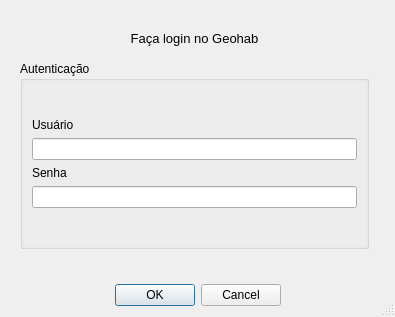
The window that unified_login_dialog_base.ui (maviz991/qgis-geometadata-plugin) describes before a commit, drawn with Qt 5.
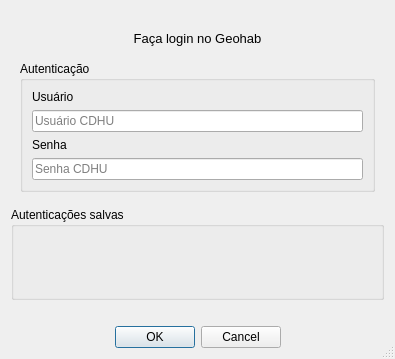
The same window after the commit. Icons and pictures are not drawn.

Commit message: Versão 1.0.1 - Login final

```diff
--- a/unified_login_dialog_base.ui
+++ b/unified_login_dialog_base.ui
@@ -7,7 +7,7 @@
     <x>0</x>
     <y>0</y>
     <width>395</width>
-    <height>317</height>
+    <height>359</height>
    </rect>
   </property>
   <property name="windowTitle">
@@ -19,37 +19,75 @@
   <property name="modal">
    <bool>false</bool>
   </property>
-  <layout class="QGridLayout" name="gridLayout_2">
-   <item row="9" column="0">
-    <spacer name="verticalSpacer">
-     <property name="orientation">
-      <enum>Qt::Vertical</enum>
+  <layout class="QVBoxLayout" name="verticalLayout_2">
+   <item>
+    <widget class="QLabel" name="label_4">
+     <property name="sizePolicy">
+      <sizepolicy hsizetype="Preferred" vsizetype="Fixed">
+       <horstretch>0</horstretch>
+       <verstretch>0</verstretch>
+      </sizepolicy>
      </property>
-     <property name="sizeType">
-      <enum>QSizePolicy::Fixed</enum>
+     <property name="frameShape">
+      <enum>QFrame::NoFrame</enum>
      </property>
-     <property name="sizeHint" stdset="0">
+     <property name="frameShadow">
+      <enum>QFrame::Plain</enum>
+     </property>
+     <property name="lineWidth">
+      <number>1</number>
+     </property>
+     <property name="midLineWidth">
+      <number>0</number>
+     </property>
+     <property name="text">
+      <string/>
+     </property>
+     <property name="pixmap">
+      <pixmap>img/logo.png</pixmap>
+     </property>
+     <property name="scaledContents">
+      <bool>false</bool>
+     </property>
+     <property name="alignment">
+      <set>Qt::AlignCenter</set>
+     </property>
+    </widget>
+   </item>
+   <item>
+    <widget class="QLabel" name="label_3">
+     <property name="sizePolicy">
+      <sizepolicy hsizetype="Expanding" vsizetype="Fixed">
+       <horstretch>0</horstretch>
+       <verstretch>0</verstretch>
+      </sizepolicy>
+     </property>
+     <property name="minimumSize">
       <size>
-       <width>20</width>
-       <height>20</height>
+       <width>0</width>
+       <height>0</height>
       </size>
      </property>
-    </spacer>
-   </item>
-   <item row="11" column="0" colspan="2">
-    <widget class="QDialogButtonBox" name="buttonBox">
-     <property name="orientation">
-      <enum>Qt::Horizontal</enum>
+     <property name="sizeIncrement">
+      <size>
+       <width>0</width>
+       <height>0</height>
+      </size>
      </property>
-     <property name="standardButtons">
-      <set>QDialogButtonBox::Cancel|QDialogButtonBox::Ok</set>
+     <property name="font">
+      <font>
+       <pointsize>10</pointsize>
+      </font>
      </property>
-     <property name="centerButtons">
-      <bool>true</bool>
+     <property name="text">
+      <string>Faça login no Geohab</string>
      </property>
+     <property name="alignment">
+      <set>Qt::AlignCenter</set>
+     </property>
     </widget>
    </item>
-   <item row="3" column="0">
+   <item>
     <widget class="QWidget" name="authContainerWidget" native="true">
      <layout class="QGridLayout" name="gridLayout_3">
       <item row="0" column="0">
@@ -74,7 +112,11 @@
             </widget>
            </item>
            <item row="1" column="0">
-            <widget class="QLineEdit" name="lineEdit"/>
+            <widget class="QLineEdit" name="lineEdit_user">
+             <property name="placeholderText">
+              <string>Usuário CDHU</string>
+             </property>
+            </widget>
            </item>
            <item row="0" column="0">
             <widget class="QLabel" name="label">
@@ -94,6 +136,9 @@
              <property name="echoMode">
               <enum>QLineEdit::Password</enum>
              </property>
+             <property name="placeholderText">
+              <string>Senha CDHU</string>
+             </property>
             </widget>
            </item>
           </layout>
@@ -104,70 +149,50 @@
      </layout>
     </widget>
    </item>
-   <item row="2" column="0">
-    <widget class="QLabel" name="label_3">
-     <property name="sizePolicy">
-      <sizepolicy hsizetype="Expanding" vsizetype="Fixed">
-       <horstretch>0</horstretch>
-       <verstretch>0</verstretch>
-      </sizepolicy>
+   <item>
+    <widget class="QGroupBox" name="saveCredentialsGroup">
+     <property name="title">
+      <string>Autenticações salvas</string>
      </property>
-     <property name="minimumSize">
-      <size>
-       <width>0</width>
-       <height>0</height>
-      </size>
-     </property>
-     <property name="sizeIncrement">
-      <size>
-       <width>0</width>
-       <height>0</height>
-      </size>
-     </property>
-     <property name="font">
-      <font>
-       <pointsize>10</pointsize>
-      </font>
-     </property>
-     <property name="text">
-      <string>Faça login no Geohab</string>
-     </property>
-     <property name="alignment">
-      <set>Qt::AlignCenter</set>
-     </property>
+     <widget class="QWidget" name="verticalLayoutWidget">
+      <property name="geometry">
+       <rect>
+        <x>9</x>
+        <y>10</y>
+        <width>361</width>
+        <height>41</height>
+       </rect>
+      </property>
+      <layout class="QVBoxLayout" name="verticalLayout_3"/>
+     </widget>
     </widget>
    </item>
-   <item row="1" column="0">
-    <widget class="QLabel" name="label_4">
-     <property name="sizePolicy">
-      <sizepolicy hsizetype="Preferred" vsizetype="Fixed">
-       <horstretch>0</horstretch>
-       <verstretch>0</verstretch>
-      </sizepolicy>
+   <item>
+    <spacer name="verticalSpacer">
+     <property name="orientation">
+      <enum>Qt::Vertical</enum>
      </property>
-     <property name="frameShape">
-      <enum>QFrame::NoFrame</enum>
+     <property name="sizeType">
+      <enum>QSizePolicy::Fixed</enum>
      </property>
-     <property name="frameShadow">
-      <enum>QFrame::Plain</enum>
+     <property name="sizeHint" stdset="0">
+      <size>
+       <width>20</width>
+       <height>20</height>
+      </size>
      </property>
-     <property name="lineWidth">
-      <number>1</number>
+    </spacer>
+   </item>
+   <item>
+    <widget class="QDialogButtonBox" name="buttonBox">
+     <property name="orientation">
+      <enum>Qt::Horizontal</enum>
      </property>
-     <property name="midLineWidth">
-      <number>0</number>
+     <property name="standardButtons">
+      <set>QDialogButtonBox::Cancel|QDialogButtonBox::Ok</set>
      </property>
-     <property name="text">
-      <string/>
-     </property>
-     <property name="pixmap">
-      <pixmap>img/logo.png</pixmap>
-     </property>
-     <property name="scaledContents">
-      <bool>false</bool>
-     </property>
-     <property name="alignment">
-      <set>Qt::AlignCenter</set>
+     <property name="centerButtons">
+      <bool>true</bool>
      </property>
     </widget>
    </item>
```
Left out of the diff: 2 changed lines with no effect on the pictures. The commit also changes 7 other files.
